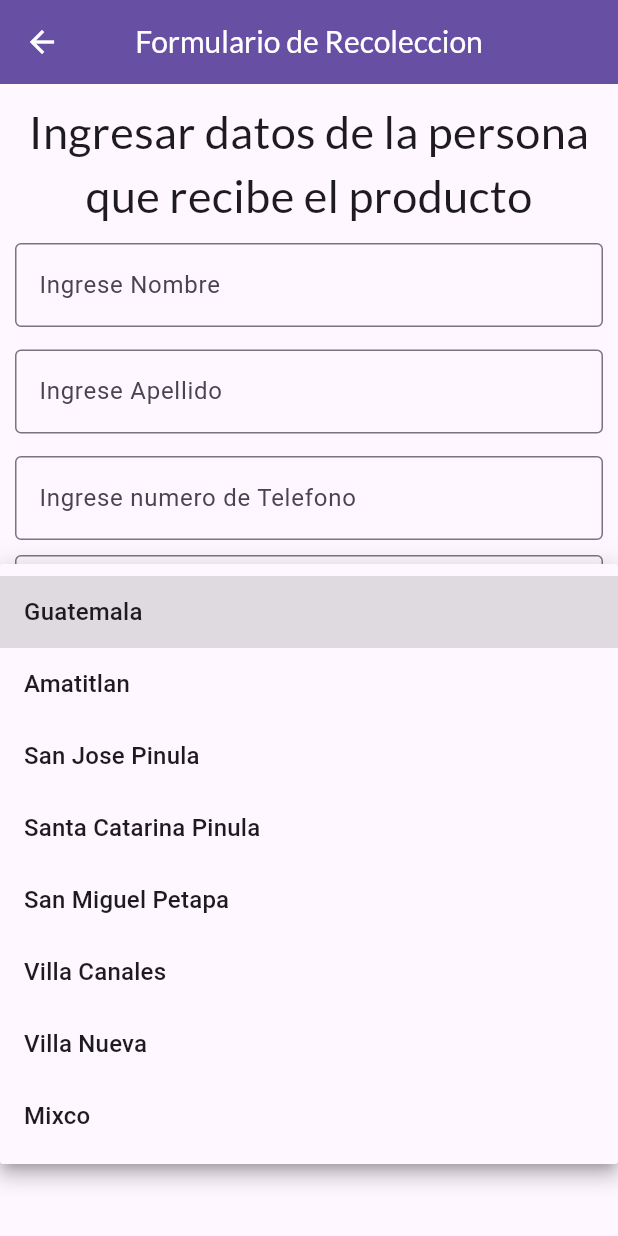
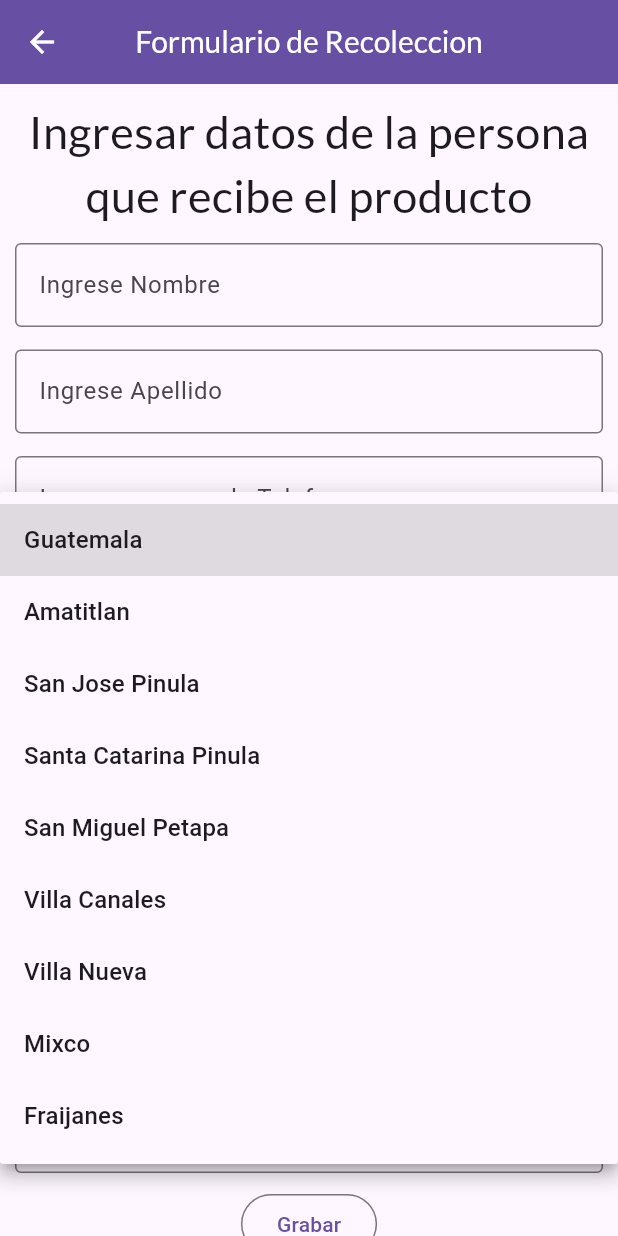
Before and after one commit to devmmxiv/mensajeriaEGAppmobile, a Flutter app: the SavePage screen opened directly with empty values, after a tap on "Guatemala", on a phone screen of 412 x 824 dp. Run offline on Flutter 3.47's test engine with Material 3 defaults, Android fonts, the light colour scheme and no system bars; our stand-ins replace flutter_dotenv, flutter_form_builder, form_builder_validators, sizer, sqflite; missing offline and left inert: currency_formatter; accounts and stored records are empty; Roboto replaces fonts that are missing (lato).

Commit message:
factorizaciones varias

```diff
--- a/lib/main.dart
+++ b/lib/main.dart
@@ -19,7 +19,7 @@ class MensajeriaApp extends StatelessWidget {
   const MensajeriaApp({super.key});
 
   @override
-  Widget build(BuildContext czontext) {
+  Widget build(BuildContext context) {
     return Sizer(
       builder: (context, orientation, deviceType) {
         return MaterialApp(
--- a/lib/models/municpios_model.dart
+++ b/lib/models/municpios_model.dart
@@ -1,27 +1,25 @@
 class Municipio {
-  int? id;
-  String? name;
-  String? code;
-  Municipio({this.id, this.name, this.code});
+  int id;
+  String? nombre;
+
+  Municipio({required this.id, this.nombre});
 
   Map<String, dynamic> toMap() {
-    return {'id': id, 'name': name, 'code': code};
+    return {'id': id, 'nombre': nombre};
   }
 
   factory Municipio.fromJson(Map<String, dynamic> json) {
-    return Municipio(
-        id: json['id'] ?? 0,
-        name: json['nombre'] ?? '',
-        code: json['apellido'] ?? '');
+    return Municipio(id: json['id'] ?? 0, nombre: json['nombre'] ?? '');
   }
   static List<Municipio> getMunicipios = <Municipio>[
-    Municipio(id: 1, name: 'Guatemala', code: '1'),
-    Municipio(id: 2, name: 'Amatitlan', code: '2'),
-    Municipio(id: 3, name: 'San Jose Pinula', code: '3'),
-    Municipio(id: 4, name: 'Santa Catarina Pinula', code: '4'),
-    Municipio(id: 5, name: 'San Miguel Petapa', code: '5'),
-    Municipio(id: 6, name: 'Villa Canales', code: '6'),
-    Municipio(id: 7, name: 'Villa Nueva', code: '7'),
-    Municipio(id: 8, name: 'Mixco', code: '8'),
+    Municipio(id: 1, nombre: 'Guatemala'), //, code: '1'),
+    Municipio(id: 2, nombre: 'Amatitlan'), //, code: '1'),
+    Municipio(id: 3, nombre: 'San Jose Pinula'), //, code: '1'),
+    Municipio(id: 4, nombre: 'Santa Catarina Pinula'), //, code: '1'),
+    Municipio(id: 5, nombre: 'San Miguel Petapa'), //, code: '1'),
+    Municipio(id: 6, nombre: 'Villa Canales'), //, code: '1'),
+    Municipio(id: 7, nombre: 'Villa Nueva'), //, code: '1'),
+    Municipio(id: 8, nombre: 'Mixco'), // code: '8'),
+    Municipio(id: 9, nombre: 'Fraijanes'), //, code: '1'),
   ];
 }
--- a/lib/pages/about.dart
+++ b/lib/pages/about.dart
@@ -5,6 +5,6 @@ class About extends StatelessWidget {
 
   @override
   Widget build(BuildContext context) {
-    return const Text('About');
+    return const Text('Mensajeria EyG todos los derechos reservados @2025');
   }
 }
--- a/lib/pages/save_page.dart
+++ b/lib/pages/save_page.dart
@@ -1,10 +1,12 @@
+// ignore_for_file: empty_catches
+
 import 'dart:math';
 
 import 'package:flutter/material.dart';
-import 'package:mobile_app_mensajeria/db/operation_db.dart';
 
 import 'package:mobile_app_mensajeria/enums/tipo_pago_enum.dart';
 import 'package:mobile_app_mensajeria/functions/http_functions.dart';
+import 'package:mobile_app_mensajeria/models/login_model.dart';
 import 'package:mobile_app_mensajeria/models/municpios_model.dart';
 
 import 'package:mobile_app_mensajeria/models/recoleccion_model.dart';
@@ -29,6 +31,7 @@ class _SavePageState extends State<SavePage> {
   final apellidoRecibeController = TextEditingController();
   final telefonoRecibeController = TextEditingController();
   final precioProductoController = TextEditingController();
+  final zonaRecibeController = TextEditingController();
   final direccionController = TextEditingController();
   final estadoController = TextEditingController();
   final _formKey = GlobalKey<FormState>();
@@ -89,6 +92,11 @@ class _SavePageState extends State<SavePage> {
       telefonoRecibeController.text = recoleccion.telefonoRecibe;
       direccionController.text = recoleccion.direccionEntrega;
       precioProductoController.text = recoleccion.totalCobrar;
+      zonaRecibeController.text = recoleccion.zonaEntrega.toString();
+    }
+    UserLogeado user = UserLogeado();
+    if (user.perfilUsuario == "CLIENTE") {
+      recoleccion.clienteEnvia.id = user.id;
     }
 
     if (TipoPago.efectivo.name == recoleccion.tipoPago.toLowerCase()) {
@@ -220,12 +228,33 @@ class _SavePageState extends State<SavePage> {
                       const SizedBox(
                         height: 10,
                       ),
+                      TextFormField(
+                        onChanged: (value) => {
+                          recoleccion.zonaEntrega =
+                              int.parse(zonaRecibeController.text)
+                        },
+                        controller: zonaRecibeController,
+                        keyboardType: TextInputType.number,
+                        validator: (value) {
+                          if (value!.isEmpty || value.trim().isEmpty) {
+                            return "Tiene que Ingresar Zona";
+                          } else {
+                            return null;
+                          }
+                        },
+                        decoration: const InputDecoration(
+                            label: Text("Ingrese Zona"),
+                            border: OutlineInputBorder()),
+                      ),
+                      const SizedBox(
+                        height: 10,
+                      ),
                       MunicipioWidget(
                           onChange: (Municipio m) {
-                            recoleccion.municipioRecibe.name = m.name!;
-                            recoleccion.municipioRecibe.id = m.id!;
+                            recoleccion.municipioRecibe.nombre = m.nombre!;
+                            recoleccion.municipioRecibe.id = m.id;
                           },
-                          initialValue: recoleccion.municipioRecibe.id!),
+                          initialValue: recoleccion.municipioRecibe.id),
                       const SizedBox(
                         height: 10,
                       ),
@@ -307,10 +336,14 @@ class _SavePageState extends State<SavePage> {
       future: _futureRecoleccion,
       builder: (context, snapshot) {
         if (snapshot.hasData) {
-          Navigator.pop(
-            context,
-            ListPage.ROUTE,
-          );
+          try {
+            if (context.mounted) {
+              Navigator.pop(
+                context,
+                ListPage.ROUTE,
+              );
+            }
+          } catch (error) {}
         } else if (snapshot.hasError) {
           return Column(
             mainAxisAlignment: MainAxisAlignment.center,
--- a/lib/widgets/municipio_widget.dart
+++ b/lib/widgets/municipio_widget.dart
@@ -18,10 +18,9 @@ class MunicipioWidget extends StatelessWidget {
       hint: const Text(' Seleccione un Municipio '),
       decoration: const InputDecoration(labelText: "Municipio"),
       items: Municipio.getMunicipios.map((m) {
-
         return DropdownMenuItem<Municipio>(
           value: m,
-          child: Text(m.name!),
+          child: Text(m.nombre!),
         );
       }).toList(),
       onChanged: (v) {
--- a/pubspec.yaml
+++ b/pubspec.yaml
@@ -16,7 +16,7 @@ publish_to: 'none' # Remove this line if you wish to publish to pub.dev
 # https://developer.apple.com/library/archive/documentation/General/Reference/InfoPlistKeyReference/Articles/CoreFoundationKeys.html
 # In Windows, build-name is used as the major, minor, and patch parts
 # of the product and file versions while build-number is used as the build suffix.
-version: 1.0.0+1
+version: 1.0.1+1
 
 environment:
   sdk: ^3.5.3
```
Also changed, not shown: lib/api/api_cliente.dart (+4 -4 lines), lib/api/api_recoleccion.dart (+5 -2 lines), lib/functions/format_functions.dart (+11 -1 lines), lib/functions/http_functions.dart (+4 -11 lines), lib/models/recoleccion_model.dart (+92 -16 lines), lib/pages/detalle_list.dart (+4 -4 lines), lib/pages/list_page.dart (+30 -26 lines), lib/pages/list_page_copy.dart (renamed from lib/pages/list_page copy.dart, +7 -13 lines), lib/pages/login.dart (+19 -6 lines), lib/widgets/form_custom_widget.dart (renamed from lib/widgets/FormCustomWidget.dart), 2 other files.
